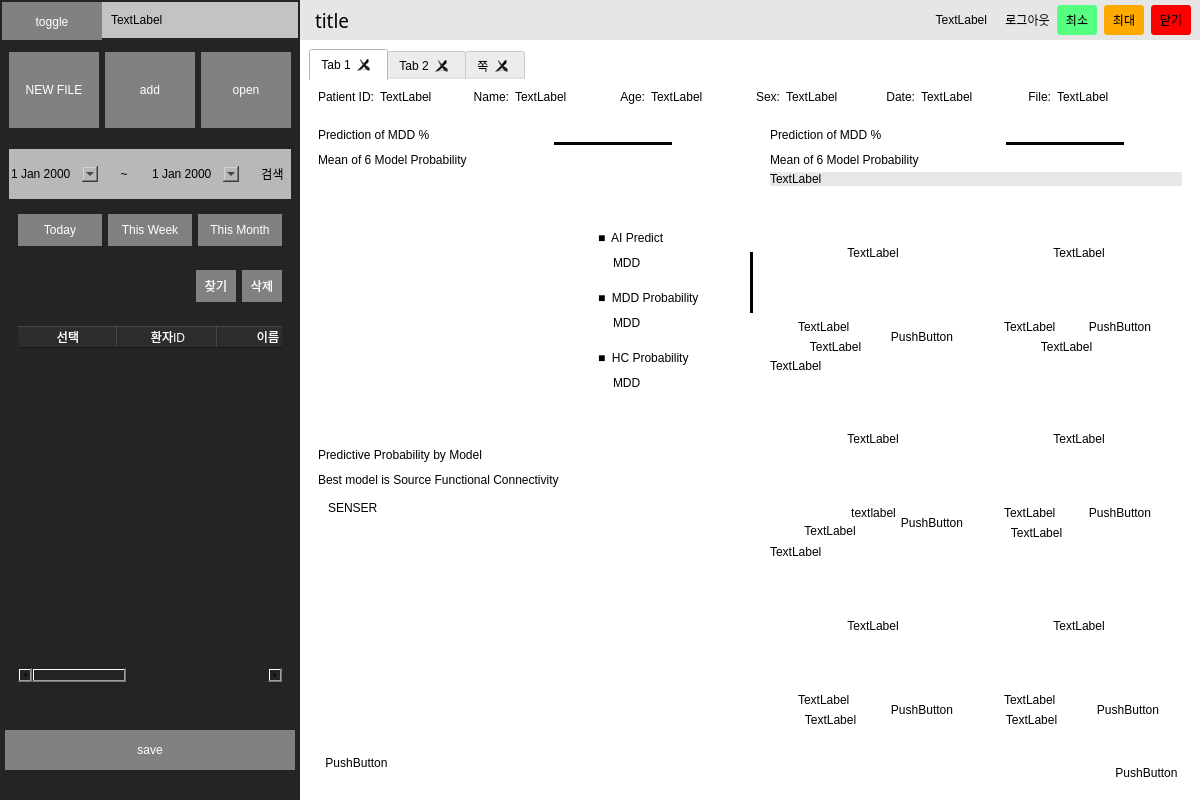
Above: ui/main.ui from youngwookSong/bwave_gui before the change. Below: the same form after it.
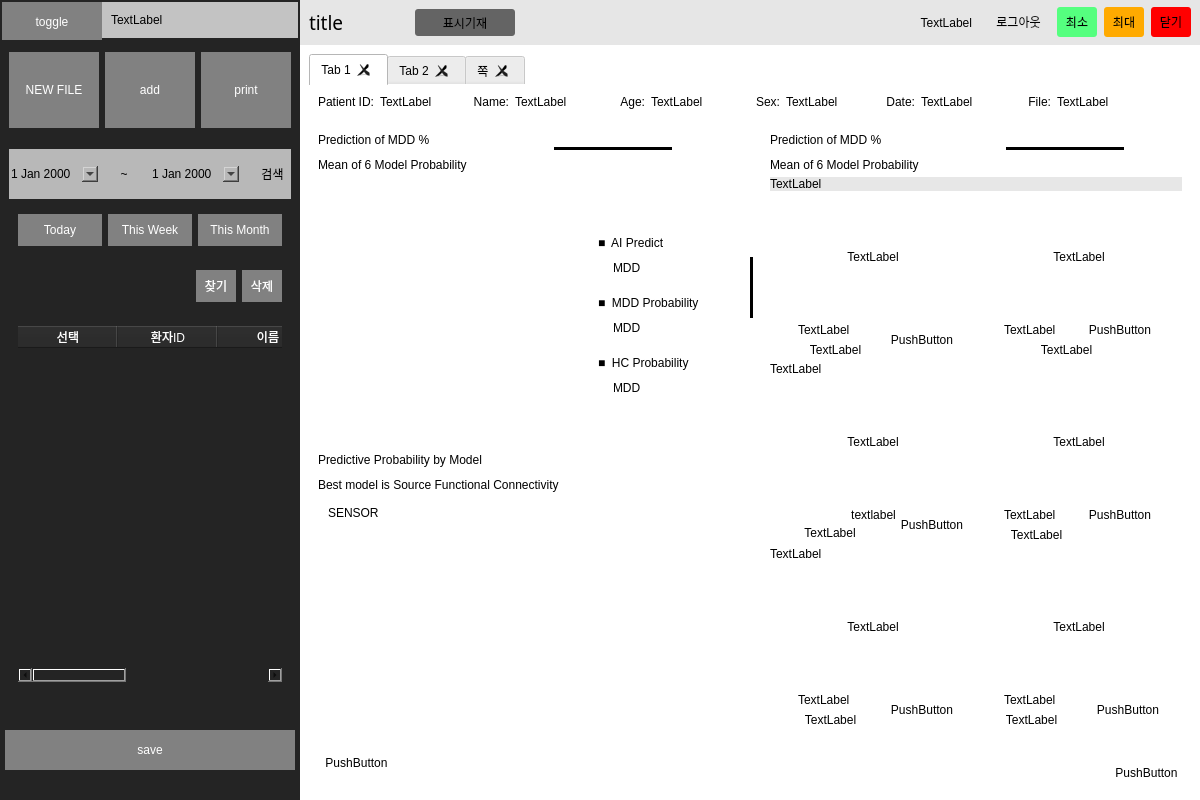
That is the form after the change. Icons and pictures are not drawn.

What changed in the file:
```diff
--- a/ui/main.ui
+++ b/ui/main.ui
@@ -338,7 +338,7 @@
 }</string>
                   </property>
                   <property name="text">
-                   <string>open</string>
+                   <string>print</string>
                   </property>
                  </widget>
                 </item>
@@ -849,23 +849,14 @@
                    <enum>QFrame::Raised</enum>
                   </property>
                   <layout class="QHBoxLayout" name="horizontalLayout_19">
-                   <property name="spacing">
-                    <number>0</number>
-                   </property>
-                   <property name="leftMargin">
-                    <number>15</number>
-                   </property>
-                   <property name="topMargin">
-                    <number>0</number>
-                   </property>
-                   <property name="rightMargin">
-                    <number>0</number>
-                   </property>
-                   <property name="bottomMargin">
-                    <number>0</number>
-                   </property>
                    <item>
                     <widget class="QLabel" name="label_title">
+                     <property name="maximumSize">
+                      <size>
+                       <width>100</width>
+                       <height>16777215</height>
+                      </size>
+                     </property>
                      <property name="font">
                       <font>
                        <family>Franklin Gothic Heavy</family>
@@ -877,6 +868,30 @@
                      </property>
                     </widget>
                    </item>
+                   <item>
+                    <widget class="QPushButton" name="pushButton_13">
+                     <property name="maximumSize">
+                      <size>
+                       <width>100</width>
+                       <height>50</height>
+                      </size>
+                     </property>
+                     <property name="styleSheet">
+                      <string notr="true">QPushButton {
+	border:none;
+	border-radius: 3px;
+	background-color: rgb(100, 100, 100);
+}
+QPushButton:hover {
+	
+	background-color: rgba(255,0, 0, 150);
+}</string>
+                     </property>
+                     <property name="text">
+                      <string>표시기재</string>
+                     </property>
+                    </widget>
+                   </item>
                    <item>
                     <widget class="QLabel" name="label_19">
                      <property name="styleSheet">
@@ -2002,7 +2017,7 @@
                                         </rect>
                                        </property>
                                        <property name="text">
-                                        <string>SENSER</string>
+                                        <string>SENSOR</string>
                                        </property>
                                       </widget>
                                      </widget>
```
